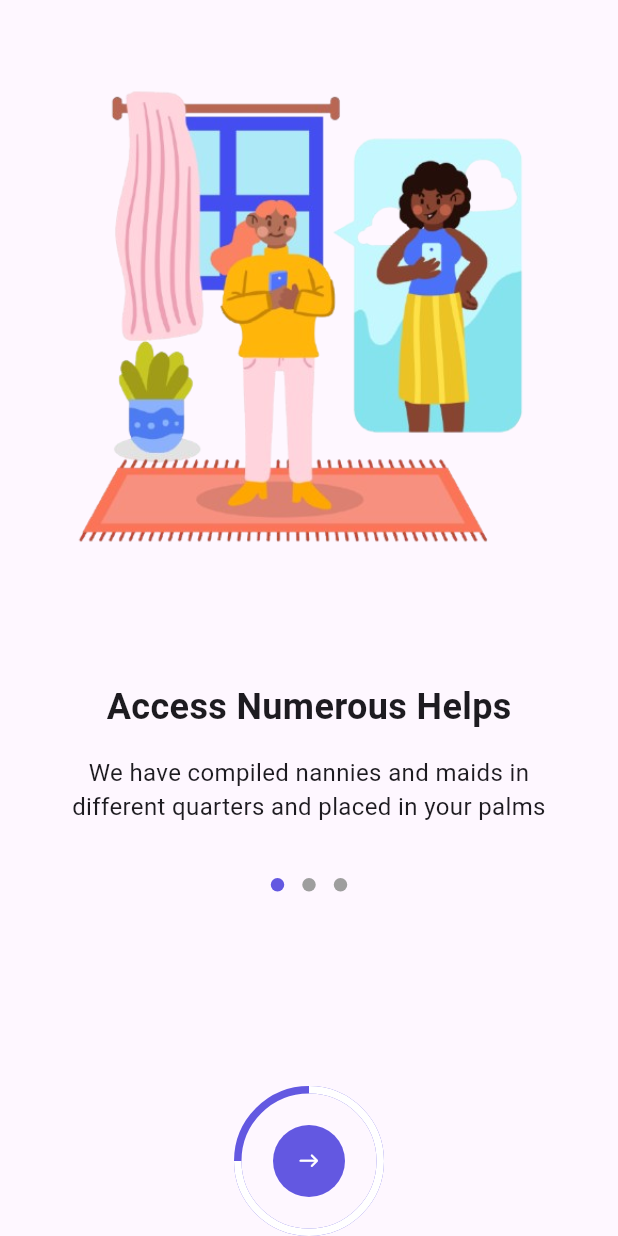
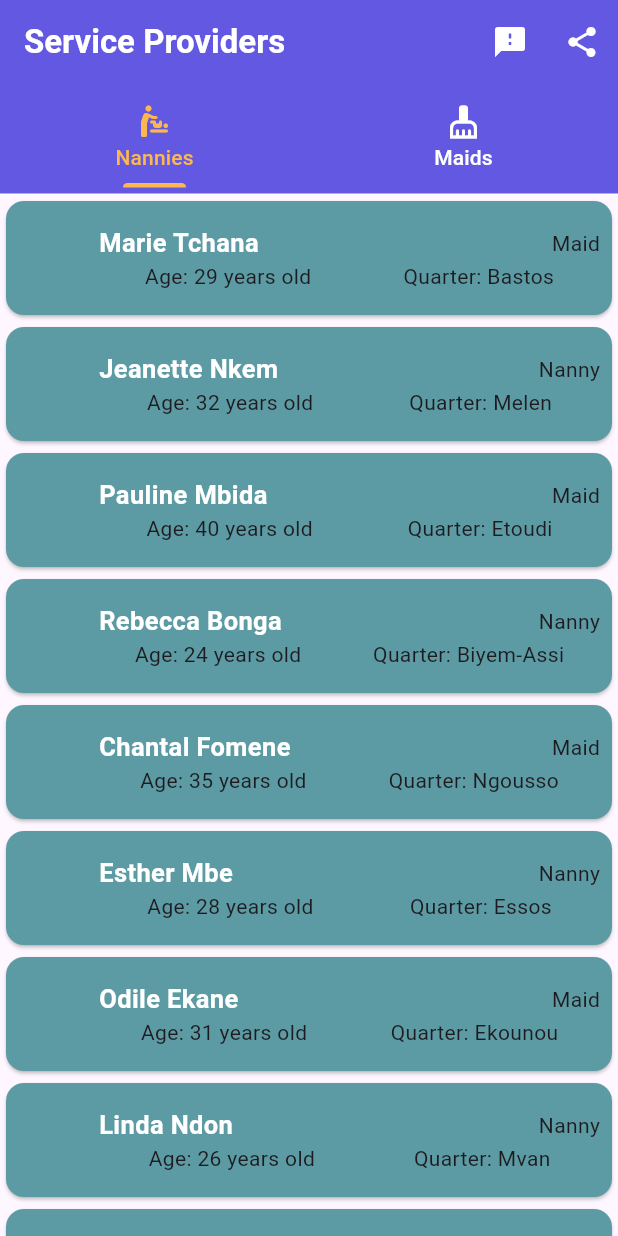
Before and after one commit to bellatez/Akomby, a Flutter app: the screen it shows after launch, on a phone screen of 412 x 824 dp. Run offline on Flutter 3.47's test engine with Material 3 defaults, Android fonts, the phone set to English and light mode, and no system bars; drawn by our look-alikes of dots_indicator, percent_indicator; our stand-ins replace bloc, firebase_auth, firebase_storage, flutter_bloc, flutter_local_notifications; accounts and stored records are empty; project files that could hold a hidden picture were left out.

Commit message:
Created the providers listing page starter with sample data

```diff
--- /dev/null
+++ b/lib/core/features/admin/admin_bloc.dart
@@ -0,0 +1,13 @@
+import 'package:bloc/bloc.dart';
+import 'package:meta/meta.dart';
+
+part 'admin_event.dart';
+part 'admin_state.dart';
+
+class AdminBloc extends Bloc<AdminEvent, AdminState> {
+  AdminBloc() : super(AdminInitial()) {
+    on<AdminEvent>((event, emit) {
+      // TODO: implement event handler
+    });
+  }
+}
--- /dev/null
+++ b/lib/core/features/admin/admin_event.dart
@@ -0,0 +1,4 @@
+part of 'admin_bloc.dart';
+
+@immutable
+sealed class AdminEvent {}
--- /dev/null
+++ b/lib/core/features/admin/admin_state.dart
@@ -0,0 +1,6 @@
+part of 'admin_bloc.dart';
+
+@immutable
+sealed class AdminState {}
+
+final class AdminInitial extends AdminState {}
--- /dev/null
+++ b/lib/core/features/service_providers/models/provider_model.dart
@@ -0,0 +1,21 @@
+class ProviderModel {
+
+  String fullName;
+  int age;
+  String quarter;
+  String language;
+  String stayOption;
+  String typeOfService;
+  String profilePhotoUrl;
+
+  ProviderModel({
+    required this.fullName,
+    required this.age,
+    required this.quarter,
+    required this.language,
+    required this.stayOption,
+    required this.typeOfService,
+    required this.profilePhotoUrl,
+  });
+
+}
--- /dev/null
+++ b/lib/core/features/service_providers/models/providers_data.dart
@@ -0,0 +1,189 @@
+import 'package:Akombi/core/features/service_providers/models/provider_model.dart';
+
+
+class ProvidersData {
+
+  final serviceProviders = [
+    ProviderModel(
+      fullName: 'Marie Tchana',
+      age: 29,
+      quarter: 'Bastos',
+      language: 'FR',
+      stayOption: 'LiveIn',
+      typeOfService: 'Maid',
+      profilePhotoUrl: 'https://example.com/photos/marie_tchana.jpg',
+    ),
+    ProviderModel(
+      fullName: 'Jeanette Nkem',
+      age: 32,
+      quarter: 'Melen',
+      language: 'EN',
+      stayOption: 'LiveOut',
+      typeOfService: 'Nanny',
+      profilePhotoUrl: 'https://example.com/photos/jeanette_nkem.jpg',
+    ),
+    ProviderModel(
+      fullName: 'Pauline Mbida',
+      age: 40,
+      quarter: 'Etoudi',
+      language: 'FR',
+      stayOption: 'LiveIn',
+      typeOfService: 'Maid',
+      profilePhotoUrl: 'https://example.com/photos/pauline_mbida.jpg',
+    ),
+    ProviderModel(
+      fullName: 'Rebecca Bonga',
+      age: 24,
+      quarter: 'Biyem-Assi',
+      language: 'EN',
+      stayOption: 'LiveOut',
+      typeOfService: 'Nanny',
+      profilePhotoUrl: 'https://example.com/photos/rebecca_bonga.jpg',
+    ),
+    ProviderModel(
+      fullName: 'Chantal Fomene',
+      age: 35,
+      quarter: 'Ngousso',
+      language: 'FR',
+      stayOption: 'LiveIn',
+      typeOfService: 'Maid',
+      profilePhotoUrl: 'https://example.com/photos/chantal_fomene.jpg',
+    ),
+    ProviderModel(
+      fullName: 'Esther Mbe',
+      age: 28,
+      quarter: 'Essos',
+      language: 'EN',
+      stayOption: 'LiveOut',
+      typeOfService: 'Nanny',
+      profilePhotoUrl: 'https://example.com/photos/esther_mbe.jpg',
+    ),
+    ProviderModel(
+      fullName: 'Odile Ekane',
+      age: 31,
+      quarter: 'Ekounou',
+      language: 'FR',
+      stayOption: 'LiveIn',
+      typeOfService: 'Maid',
+      profilePhotoUrl: 'https://example.com/photos/odile_ekane.jpg',
+    ),
+    ProviderModel(
+      fullName: 'Linda Ndon',
+      age: 26,
+      quarter: 'Mvan',
+      language: 'EN',
+      stayOption: 'LiveOut',
+      typeOfService: 'Nanny',
+      profilePhotoUrl: 'https://example.com/photos/linda_ndon.jpg',
+    ),
+    ProviderModel(
+      fullName: 'Solange Zogo',
+      age: 33,
+      quarter: 'Obili',
+      language: 'FR',
+      stayOption: 'LiveIn',
+      typeOfService: 'Maid',
+      profilePhotoUrl: 'https://example.com/photos/solange_zogo.jpg',
+    ),
+    ProviderModel(
+      fullName: 'Carine Foti',
+      age: 27,
+      quarter: 'Nkolbisson',
+      language: 'EN',
+      stayOption: 'LiveOut',
+      typeOfService: 'Nanny',
+      profilePhotoUrl: 'https://example.com/photos/carine_foti.jpg',
+    ),
+    ProviderModel(
+      fullName: 'Florence Ekindi',
+      age: 29,
+      quarter: 'Simbock',
+      language: 'FR',
+      stayOption: 'LiveIn',
+      typeOfService: 'Maid',
+      profilePhotoUrl: 'https://example.com/photos/florence_ekindi.jpg',
+    ),
+    ProviderModel(
+      fullName: 'Micheline Ndumbe',
+      age: 34,
+      quarter: 'Ngoa-Ekelle',
+      language: 'EN',
+      stayOption: 'LiveOut',
+      typeOfService: 'Nanny',
+      profilePhotoUrl: 'https://example.com/photos/micheline_ndumbe.jpg',
+    ),
+    ProviderModel(
+      fullName: 'Jacqueline Muna',
+      age: 38,
+      quarter: 'Essos',
+      language: 'FR',
+      stayOption: 'LiveIn',
+      typeOfService: 'Maid',
+      profilePhotoUrl: 'https://example.com/photos/jacqueline_muna.jpg',
+    ),
+    ProviderModel(
+      fullName: 'Suzanne Elanga',
+      age: 23,
+      quarter: 'Bastos',
+      language: 'EN',
+      stayOption: 'LiveOut',
+      typeOfService: 'Nanny',
+      profilePhotoUrl: 'https://example.com/photos/suzanne_elanga.jpg',
+    ),
+    ProviderModel(
+      fullName: 'Clarisse Ombassa',
+      age: 41,
+      quarter: 'Ekounou',
+      language: 'FR',
+      stayOption: 'LiveIn',
+      typeOfService: 'Maid',
+      profilePhotoUrl: 'https://example.com/photos/clarisse_ombassa.jpg',
+    ),
+    ProviderModel(
+      fullName: 'Valerie Nkodo',
+      age: 36,
+      quarter: 'Biyem-Assi',
+      language: 'EN',
+      stayOption: 'LiveOut',
+      typeOfService: 'Nanny',
+      profilePhotoUrl: 'https://example.com/photos/valerie_nkodo.jpg',
+    ),
+    ProviderModel(
+      fullName: 'Agnes Epule',
+      age: 28,
+      quarter: 'Melen',
+      language: 'FR',
+      stayOption: 'LiveIn',
+      typeOfService: 'Maid',
+      profilePhotoUrl: 'https://example.com/photos/agnes_epule.jpg',
+    ),
+    ProviderModel(
+      fullName: 'Lydia Biloa',
+      age: 25,
+      quarter: 'Ngousso',
+      language: 'EN',
+      stayOption: 'LiveOut',
+      typeOfService: 'Nanny',
+      profilePhotoUrl: 'https://example.com/photos/lydia_biloa.jpg',
+    ),
+    ProviderModel(
+      fullName: 'Charlotte Ngo',
+      age: 30,
+      quarter: 'Etoudi',
+      language: 'FR',
+      stayOption: 'LiveIn',
+      typeOfService: 'Maid',
+      profilePhotoUrl: 'https://example.com/photos/charlotte_ngo.jpg',
+    ),
+    ProviderModel(
+      fullName: 'Alice Moko',
+      age: 32,
+      quarter: 'Mvan',
+      language: 'EN',
+      stayOption: 'LiveOut',
+      typeOfService: 'Nanny',
+      profilePhotoUrl: 'https://example.com/photos/alice_moko.jpg',
+    ),
+  ];
+
+}
--- /dev/null
+++ b/lib/core/features/service_providers/views/screens/provider_card.dart
@@ -0,0 +1,57 @@
+import 'package:Akombi/core/constants/colors.dart';
+import 'package:Akombi/core/features/service_providers/models/provider_model.dart';
+import 'package:Akombi/core/features/service_providers/models/providers_data.dart';
+import 'package:Akombi/core/features/service_providers/views/widgets/provider_card.dart';
+import 'package:Akombi/main.dart';
+import 'package:flutter/material.dart';
+
+class ProviderCard extends StatelessWidget {
+  final int index;
+  const ProviderCard({
+    super.key,
+    required this.providers,
+    required this.index
+  });
+
+  final List providers;
+
+  @override
+  Widget build(BuildContext context) {
+    return Card(
+      color: ColorConstants.armsColor,
+      child: Padding(
+        padding: const EdgeInsets.only(top: 8.0, bottom: 8.0, left: 54.0),
+        child: Padding(
+          padding: const EdgeInsets.all(8.0),
+          child: Column(
+            mainAxisAlignment: MainAxisAlignment.spaceAround,
+            crossAxisAlignment: CrossAxisAlignment.start,
+            children: [
+              Row(
+                mainAxisAlignment: MainAxisAlignment.spaceBetween,
+                children: [
+                  Flexible(
+                      child: Text(providers[index].fullName,
+                          style: TextStyle(
+                              fontWeight: FontWeight.bold,
+                              fontSize: 17.0,
+                              color: Colors.white))),
+                  Text(providers[index].typeOfService)
+                ],
+              ),
+              Row(
+                mainAxisAlignment: MainAxisAlignment.spaceAround,
+                children: [
+                  Text("Age: ${providers[index].age} years old"),
+                  Text("Quarter: ${providers[index].quarter}"),
+                  // Text("Lang: ${providers[index].language}"),
+                  // Text("Stay Option: ${providers[index].stayOption}")
+                ],
+              )
+            ],
+          ),
+        ),
+      ),
+    );
+  }
+}
--- /dev/null
+++ b/lib/core/features/service_providers/views/screens/provider_listings.dart
@@ -0,0 +1,81 @@
+import 'package:Akombi/core/constants/colors.dart';
+import 'package:Akombi/core/features/service_providers/models/providers_data.dart';
+import 'package:Akombi/core/features/service_providers/views/screens/provider_card.dart';
+import 'package:flutter/material.dart';
+
+class ProviderListings extends StatefulWidget {
+  @override
+  State<ProviderListings> createState() => _ProviderListingsState();
+}
+
+class _ProviderListingsState extends State<ProviderListings>
+    with SingleTickerProviderStateMixin {
+  TabController? _serviceProviderTabController;
+
+  List providers = ProvidersData().serviceProviders;
+
+  @override
+  void initState() {
+    // TODO: implement initState
+    super.initState();
+    _serviceProviderTabController = TabController(length: 2, vsync: this);
+  }
+
+  @override
+  void dispose() {
+    // TODO: implement dispose
+    super.dispose();
+    _serviceProviderTabController!.dispose();
+  }
+
+  @override
+  Widget build(BuildContext context) {
+    return Scaffold(
+      appBar: AppBar(
+        backgroundColor: ColorConstants.tPrimaryColor,
+        title: const Text(
+          'Service Providers',
+          style: TextStyle(
+              color: ColorConstants.white, fontWeight: FontWeight.bold),
+        ),
+        actions: [
+          IconButton(
+              onPressed: () {},
+              icon: const Icon(Icons.feedback_rounded,
+                  color: ColorConstants.white)),
+          IconButton(
+              onPressed: () {},
+              icon: const Icon(
+                Icons.share,
+                color: ColorConstants.white,
+              ))
+        ],
+        bottom: TabBar(
+            controller: _serviceProviderTabController,
+            labelColor: ColorConstants.cardioColor,
+            automaticIndicatorColorAdjustment: true,
+            dividerColor: ColorConstants.white,
+            enableFeedback: true,
+            unselectedLabelColor: ColorConstants.white,
+            indicatorColor: ColorConstants.cardioColor,
+            indicatorPadding: const EdgeInsets.all(5),
+            tabs: const [
+              Tab(
+                  text: "Nannies",
+                  icon: Icon(Icons.baby_changing_station_rounded)),
+              Tab(text: "Maids", icon: Icon(Icons.cleaning_services))
+            ]),
+      ),
+      body: TabBarView(controller: _serviceProviderTabController, children: [
+        ListView.builder(
+            itemCount: providers.length,
+            itemBuilder: (context, index) {
+              return ProviderCard(providers: providers, index: index);
+            }),
+        const Center(
+          child: Text("Maids"),
+        )
+      ]),
+    );
+  }
+}
--- /dev/null
+++ b/lib/core/features/service_providers/views/widgets/provider_card.dart
@@ -0,0 +1,65 @@
+import 'package:Akombi/core/features/authentication/sign_up/page/sign_up_page.dart';
+import 'package:flutter/material.dart';
+
+class ProviderCardWidget extends StatelessWidget {
+
+  final fullName, age, quarter, language, stayOption, typeOfService, profilePhotoUrl;
+
+  const ProviderCardWidget( {this.stayOption, this.typeOfService, this.profilePhotoUrl, this.fullName, this.age, this.quarter, this.language});
+
+
+  @override
+  Widget build(BuildContext context) {
+    return InkWell(
+        child: Container(
+          margin: EdgeInsets.only(left:50.0),
+          width: MediaQuery.of(context).size.width,
+          height: 120,
+          child: Card(
+            color: Colors.black45,
+            child: Padding(
+              padding: const EdgeInsets.only(top:8.0, bottom: 8.0, left: 54.0),
+              child: Padding(
+                padding: const EdgeInsets.all(8.0),
+                child: Column(
+                  mainAxisAlignment: MainAxisAlignment.spaceAround,
+                  crossAxisAlignment: CrossAxisAlignment.start,
+                  children: [
+                    Row(
+                      mainAxisAlignment: MainAxisAlignment.spaceBetween,
+                      children: [
+                        Flexible(
+                            child: Text(fullName, style: TextStyle(fontWeight: FontWeight.bold, fontSize: 17.0, color: Colors.white))
+                        ),
+                        Text(typeOfService)
+                      ],
+                    ),
+                    Row(
+                      mainAxisAlignment: MainAxisAlignment.spaceAround,
+                      children: [
+                        Text("Age: ${age} years old"),
+                        Text("Quarter: ${quarter}"),
+                        Text("Lang: ${language}"),
+                        Text("Stay Option: ${stayOption}")
+                      ],
+                    )
+                  ],
+                ),
+              ),
+            ),
+          ),
+        ),
+        onTap: () {
+          Navigator.push(
+              context,
+              //       the materialPageroute tells the compiler how to handle the stateless widget view for the next page
+              //       It is also responsible for the back arrow button found on the appbar of the view
+              MaterialPageRoute(
+                  builder: (context) => SignUpPage()
+                      // MovieListViewDetails(movieName: movie.Title, movie: movie)
+              )
+          );
+        }
+    );
+  }
+}
--- a/lib/main.dart
+++ b/lib/main.dart
@@ -1,4 +1,5 @@
 import 'package:Akombi/core/features/Onboarding/views/screens/onboarding_screen.dart';
+import 'package:Akombi/core/features/service_providers/views/screens/provider_listings.dart';
 import 'package:flutter/material.dart';
 
 void main() {
@@ -15,7 +16,8 @@ class MyApp extends StatelessWidget {
           colorScheme: ColorScheme.fromSeed(seedColor: Colors.deepPurple),
           useMaterial3: true,
         ),
-      home: const OnBoardingScreen()
+      // home: const OnBoardingScreen()
+      home: ProviderListings()
     );
   }
 }
```
